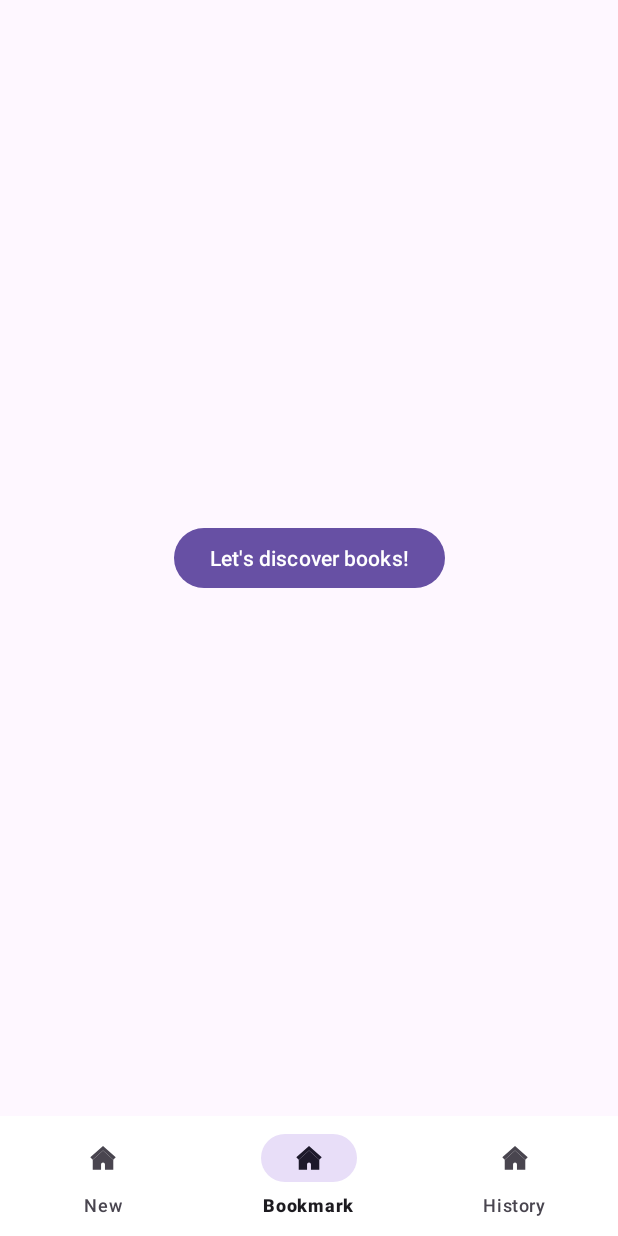
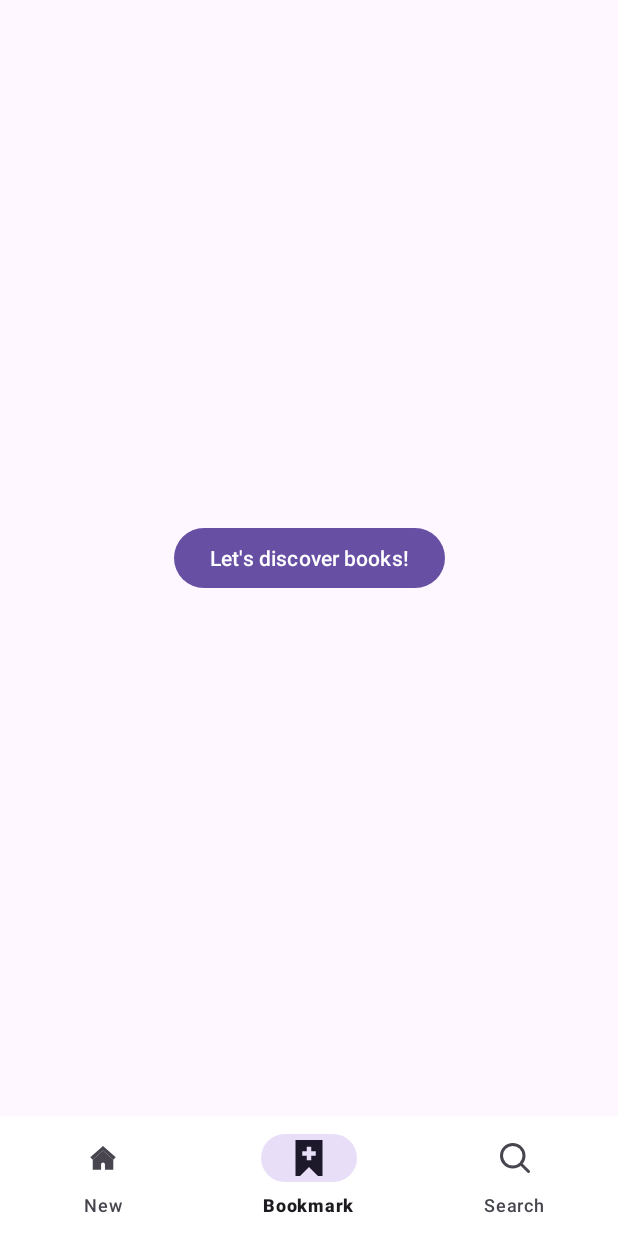
Before and after one commit to SODA1127/ItBookStoreCleanArchitecture, an Android app: the screen it shows after launch (MainActivity), item 2 of the bottom bar chosen, on a phone screen of 412 x 824 dp. Run offline under Robolectric (Android 15) with nearby library versions, the phone set to English and light mode, and no system bars; our stand-ins replace Dagger/Hilt's generated code, Room's generated code.

Commit message:
Refactor: Rename History tab to Search in bottom navigation
This commit updates the "History" tab in the bottom navigation menu to "Search".

Key changes:
- Renamed `history_tab` string to `search_tab` in `strings.xml`.
- Updated the `title` attribute of the corresponding menu item in `bottom_navigation_menu.xml`.
- Changed the icon for the Bookmark tab to `ic_tab_bookmark`.
- Changed the icon for the Search tab (formerly History) to `ic_tab_search`.

```diff
--- a/app/src/main/res/menu/bottom_navigation_menu.xml
+++ b/app/src/main/res/menu/bottom_navigation_menu.xml
@@ -8,12 +8,12 @@
 
     <item
         android:id="@+id/menu_bookmark"
-        android:icon="@drawable/ic_home"
+        android:icon="@drawable/ic_tab_bookmark"
         android:title="@string/bookmark_tab" />
 
     <item
         android:id="@+id/menu_history"
-        android:icon="@drawable/ic_home"
-        android:title="@string/history_tab" />
+        android:icon="@drawable/ic_tab_search"
+        android:title="@string/search_tab" />
 
 </menu>
--- a/app/src/main/res/values/strings.xml
+++ b/app/src/main/res/values/strings.xml
@@ -3,7 +3,7 @@
 
     <string name="new_tab">New</string>
     <string name="bookmark_tab">Bookmark</string>
-    <string name="history_tab">History</string>
+    <string name="search_tab">Search</string>
     <string name="find_books_text">Let\'s discover books!</string>
     <string name="write_hint">Please write your memo</string>
     <string name="search_by_keyword">search by keyword</string>
```
